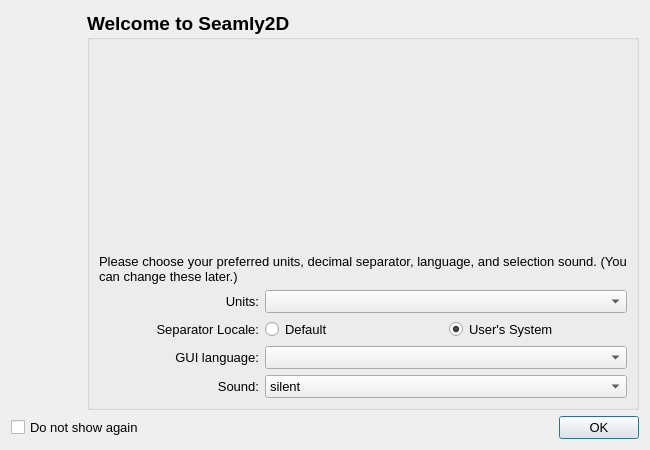
First picture: the form in src/app/seamly2d/dialogs/welcome_dialog.ui, repository FashionFreedom/Seamly2D, before the edit.
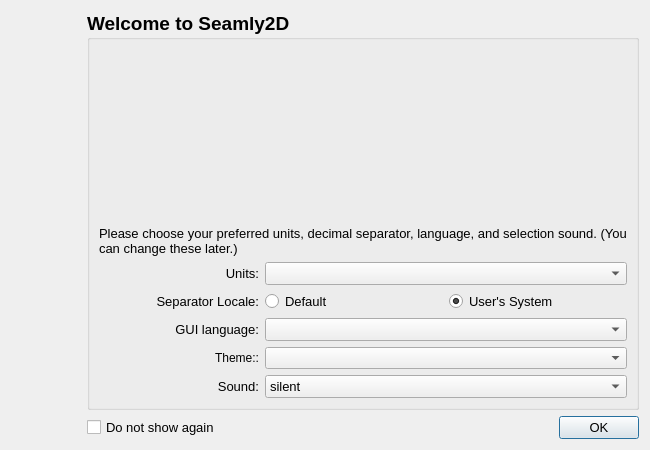
Second picture: the form after the edit. Icons and pictures are not drawn.

The edit to the form file:
```diff
--- a/src/app/seamly2d/dialogs/welcome_dialog.ui
+++ b/src/app/seamly2d/dialogs/welcome_dialog.ui
@@ -29,7 +29,7 @@
    <iconset resource="../../../libs/vmisc/share/resources/icon.qrc">
     <normaloff>:/icon/logos/seamly_logo_32.png</normaloff>:/icon/logos/seamly_logo_32.png</iconset>
   </property>
-  <layout class="QVBoxLayout" name="verticalLayout">
+  <layout class="QVBoxLayout" name="verticalLayout_3">
    <item>
     <layout class="QHBoxLayout" name="horizontalLayout_3">
      <item>
@@ -67,6 +67,8 @@
       </widget>
      </item>
      <item>
+      <layout class="QVBoxLayout" name="verticalLayout_2">
+       <item>
       <widget class="QGroupBox" name="bodyscan_GroupBox">
        <property name="font">
         <font>
@@ -77,7 +79,7 @@
        <property name="title">
         <string>Welcome to Seamly2D</string>
        </property>
-       <layout class="QVBoxLayout" name="verticalLayout_2">
+         <layout class="QVBoxLayout" name="verticalLayout">
         <item>
          <spacer name="verticalSpacer">
           <property name="orientation">
@@ -265,6 +267,38 @@
            </widget>
           </item>
           <item row="3" column="0">
+             <widget class="QLabel" name="theme_Label">
+              <property name="minimumSize">
+               <size>
+                <width>160</width>
+                <height>0</height>
+               </size>
+              </property>
+              <property name="font">
+               <font>
+                <pointsize>9</pointsize>
+                <bold>false</bold>
+               </font>
+              </property>
+              <property name="text">
+               <string>Theme::</string>
+              </property>
+              <property name="alignment">
+               <set>Qt::AlignRight|Qt::AlignTrailing|Qt::AlignVCenter</set>
+              </property>
+             </widget>
+            </item>
+            <item row="3" column="1">
+             <widget class="QComboBox" name="theme_ComboBox">
+              <property name="font">
+               <font>
+                <pointsize>9</pointsize>
+                <bold>false</bold>
+               </font>
+              </property>
+             </widget>
+            </item>
+            <item row="4" column="0">
            <widget class="QLabel" name="selectionSound_Label">
             <property name="minimumSize">
              <size>
@@ -286,7 +320,7 @@
             </property>
            </widget>
           </item>
-          <item row="3" column="1">
+            <item row="4" column="1">
            <widget class="QComboBox" name="selectionSound_ComboBox">
             <property name="sizePolicy">
              <sizepolicy hsizetype="Expanding" vsizetype="Fixed">
@@ -415,8 +449,6 @@
        </layout>
       </widget>
      </item>
-    </layout>
-   </item>
    <item>
     <layout class="QHBoxLayout" name="horizontalLayout_2">
      <item>
@@ -456,6 +488,10 @@
         <bool>false</bool>
        </property>
       </widget>
+         </item>
+        </layout>
+       </item>
+      </layout>
      </item>
     </layout>
    </item>
```
Lines whose indentation alone changed are shown as unchanged.
